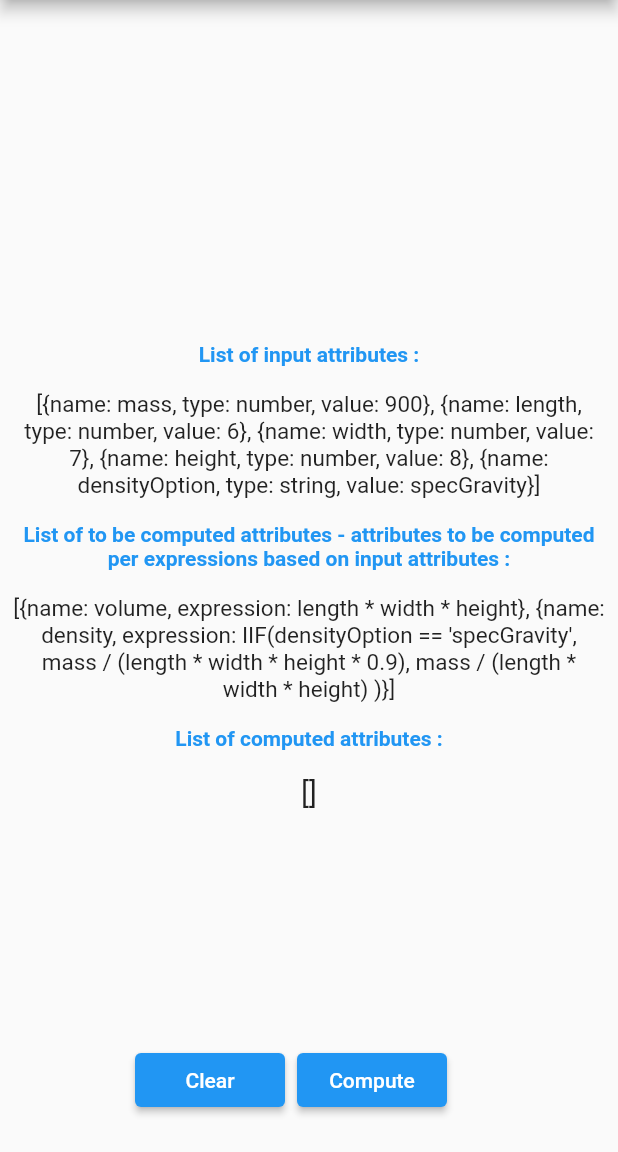
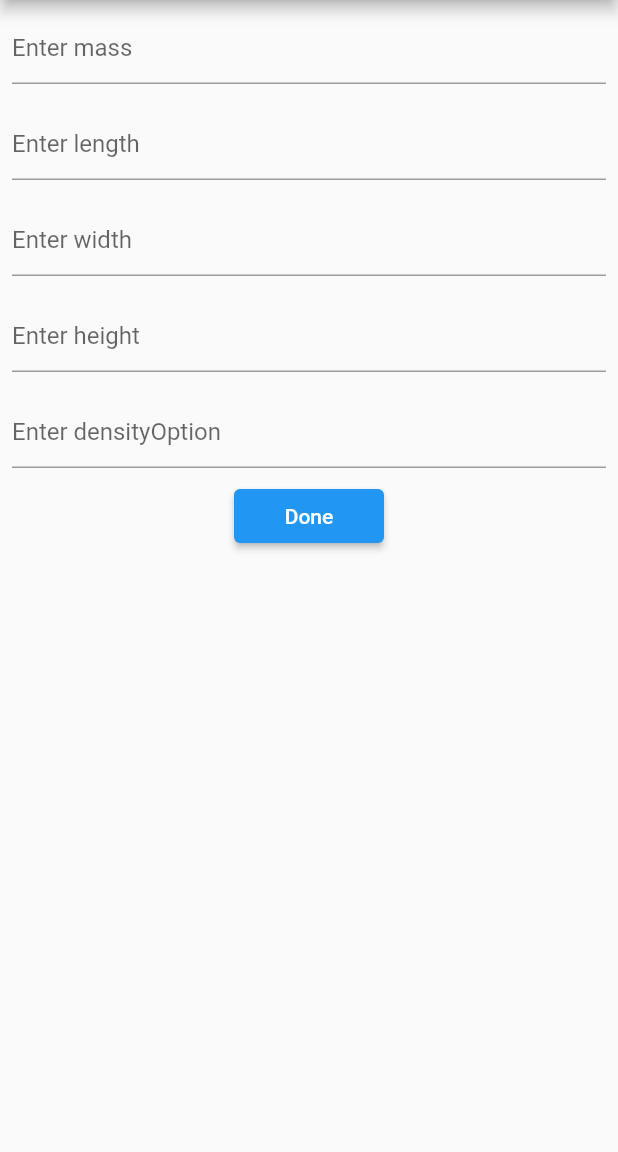
Before and after one commit to girlmiami/sevenlakes, a Flutter app: the screen it shows after launch, on a phone screen of 412 x 824 dp, the part 84-1236 px from its top. Run offline on Flutter 3.47's test engine with Material 2 defaults, Android fonts, the phone set to English and light mode, and no system bars; missing offline and left inert: expressions, function_tree.

Commit message:
added textfield to take unput from the user

```diff
--- /dev/null
+++ b/lib/first_page.dart
@@ -0,0 +1,115 @@
+import 'package:flutter/material.dart';
+import 'package:sevenlakes/second_page.dart';
+
+class InputPage extends StatefulWidget {
+  @override
+  _InputPageState createState() => _InputPageState();
+}
+
+class _InputPageState extends State<InputPage> {
+  TextEditingController _massController = TextEditingController();
+  TextEditingController _lengthController = TextEditingController();
+  TextEditingController _widthController = TextEditingController();
+  TextEditingController _heightController = TextEditingController();
+  TextEditingController _densityOptionController = TextEditingController();
+  final _formKey = GlobalKey<FormState>();
+
+  showError() {
+    return showDialog(
+      context: context,
+      builder: (context) => AlertDialog(
+        title: Text("Error"),
+        content: Text(
+          "Please Fill all the fields",
+        ),
+        actions: [
+          TextButton(
+            onPressed: () => Navigator.of(context).pop(),
+            child: Text("Ok"),
+          ),
+        ],
+      ),
+    );
+  }
+
+  @override
+  void dispose() {
+    _massController.dispose();
+    _heightController.dispose();
+    _widthController.dispose();
+    _lengthController.dispose();
+    _densityOptionController.dispose();
+    super.dispose();
+  }
+
+  @override
+  Widget build(BuildContext context) {
+    return Scaffold(
+      appBar: AppBar(
+        title: Text("Seven Lakes Assignment"),
+      ),
+      body: Form(
+        key: _formKey,
+        child: Column(
+          children: [
+            inputTextField("Enter mass", _massController, false),
+            inputTextField("Enter length", _lengthController, false),
+            inputTextField("Enter width", _widthController, false),
+            inputTextField("Enter height", _heightController, false),
+            inputTextField(
+                "Enter densityOption", _densityOptionController, true),
+            Container(
+              width: 100,
+              child: ElevatedButton(
+                onPressed: () {
+                  if (_formKey.currentState!.validate() == false) {
+                    // showError();
+                    return;
+                  } else {
+                    Navigator.of(context).push(
+                      MaterialPageRoute(
+                        builder: (context) => MyHomePage(
+                          title: "Seven Lakes Assignment",
+                          width: double.parse(_widthController.text),
+                          length: double.parse(_lengthController.text),
+                          height: double.parse(_heightController.text),
+                          mass: double.parse(_massController.text),
+                          densityOption: _densityOptionController.text,
+                        ),
+                      ),
+                    );
+                  }
+                },
+                child: Text("Done"),
+              ),
+            ),
+          ],
+        ),
+      ),
+    );
+  }
+
+  inputTextField(hintText, controller, isStringInput) {
+    return Padding(
+      padding: const EdgeInsets.all(8.0),
+      child: TextFormField(
+        controller: controller,
+        keyboardType: isStringInput
+            ? TextInputType.text
+            : TextInputType.numberWithOptions(
+                decimal: true,
+              ),
+        decoration: InputDecoration(
+          hintText: hintText,
+        ),
+        validator: (value) {
+          if (value!.isEmpty) {
+            return "Field Cannot be empty";
+          } else {
+            return null;
+          }
+        },
+      ),
+    );
+  }
+}
--- a/lib/main.dart
+++ b/lib/main.dart
@@ -1,5 +1,6 @@
 import 'package:flutter/material.dart';
-import 'function.dart';
+import 'package:sevenlakes/first_page.dart';
+import 'package:sevenlakes/second_page.dart';
 
 void main() {
   runApp(MyApp());
@@ -14,171 +15,8 @@ class MyApp extends StatelessWidget {
       theme: ThemeData(
         primarySwatch: Colors.blue,
       ),
-      home: MyHomePage(title: 'Seven Lakes Assignment'),
+      home: InputPage(),
+      // MyHomePage(title: 'Seven Lakes Assignment'),
     );
   }
 }
-
-class MyHomePage extends StatefulWidget {
-  MyHomePage({Key? key, required this.title}) : super(key: key);
-  final String title;
-
-  @override
-  _MyHomePageState createState() => _MyHomePageState();
-}
-
-class _MyHomePageState extends State<MyHomePage> {
-  var computedList = [];
-
-  showError(isNumber) {
-    return showDialog(
-      context: context,
-      builder: (context) => AlertDialog(
-        title: Text("Error"),
-        content: Text(
-          isNumber
-              ? "Provide double values for length, width, height, mass"
-              : "Provide String value to density option",
-        ),
-        actions: [
-          TextButton(
-            onPressed: () => Navigator.of(context).pop(),
-            child: Text("Ok"),
-          ),
-        ],
-      ),
-    );
-  }
-
-  @override
-  Widget build(BuildContext context) {
-    var input1 = [
-      {"name": "mass", "type": "number", "value": 900},
-      {"name": "length", "type": "number", "value": 6},
-      {"name": "width", "type": "number", "value": 7},
-      {"name": "height", "type": "number", "value": 8},
-      {"name": "densityOption", "type": "string", "value": "specGravity"}
-    ];
-    var inputToCompute = [
-      {"name": "volume", "expression": "length * width * height"},
-      {
-        "name": "density",
-        "expression":
-        "IIF(densityOption == 'specGravity', mass / (length * width * height * 0.9),	mass / (length * width * height) )"
-      }
-    ];
-    return Scaffold(
-      appBar: AppBar(
-        title: Text(widget.title),
-      ),
-      body: Center(
-        child: Column(
-          mainAxisAlignment: MainAxisAlignment.center,
-          children: <Widget>[
-            Column(
-              children: [
-                Padding(
-                  padding: const EdgeInsets.all(8.0),
-                  child: Text(
-                    "List of input attributes : ",
-                    style: TextStyle(
-                      color: Colors.blue,
-                      fontWeight: FontWeight.bold,
-                    ),
-                    textAlign: TextAlign.center,
-                  ),
-                ),
-                Padding(
-                  padding: const EdgeInsets.all(8.0),
-                  child: Text(
-                    '${input1.toString()}',
-                    style: TextStyle(
-                      fontSize: 15,
-                    ),
-                    textAlign: TextAlign.center,
-                  ),
-                ),
-                Padding(
-                  padding: const EdgeInsets.all(8.0),
-                  child: Text(
-                    "List of to be computed attributes - attributes to be computed per expressions based on input attributes : ",
-                    style: TextStyle(
-                      color: Colors.blue,
-                      fontWeight: FontWeight.bold,
-                    ),
-                    textAlign: TextAlign.center,
-                  ),
-                ),
-                Padding(
-                  padding: const EdgeInsets.all(8.0),
-                  child: Text(
-                    '${inputToCompute.toString()}',
-                    style: TextStyle(
-                      fontSize: 15,
-                    ),
-                    textAlign: TextAlign.center,
-                  ),
-                ),
-                Padding(
-                  padding: const EdgeInsets.all(8.0),
-                  child: Text(
-                    "List of computed attributes : ",
-                    style: TextStyle(
-                      color: Colors.blue,
-                      fontWeight: FontWeight.bold,
-                    ),
-                    textAlign: TextAlign.center,
-                  ),
-                ),
-                Padding(
-                  padding: const EdgeInsets.all(8.0),
-                  child: Text(
-                    '${computedList.toString()}',
-                    style: TextStyle(
-                      fontSize: 20,
-                    ),
-                    textAlign: TextAlign.center,
-                  ),
-                ),
-              ],
-            ),
-          ],
-        ),
-      ),
-      floatingActionButton: Row(
-        mainAxisAlignment: MainAxisAlignment.center,
-        children: [
-          Padding(
-            padding: const EdgeInsets.all(8.0),
-            child: Container(
-              width: 100,
-              child: ElevatedButton(
-                onPressed: () {
-                  computedList = [];
-                  setState(() {});
-                },
-                child: Text("Clear"),
-              ),
-            ),
-          ),
-          Container(
-            width: 100,
-            child: ElevatedButton(
-              onPressed: () {
-                computedList = function(
-                  input1,
-                  inputToCompute,
-                );
-                print(computedList);
-                setState(() {});
-              },
-              child: Text("Compute"),
-            ),
-          ),
-
-        ],
-      ), // This trailing comma makes auto-formatting nicer for build methods.
-    );
-  }
-
-}
```
Also changed, not shown: lib/second_page.dart (added, +158 -0 lines).
